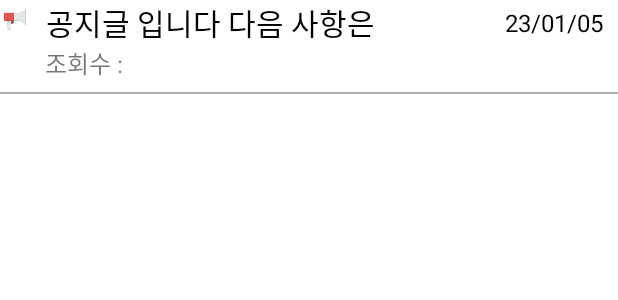
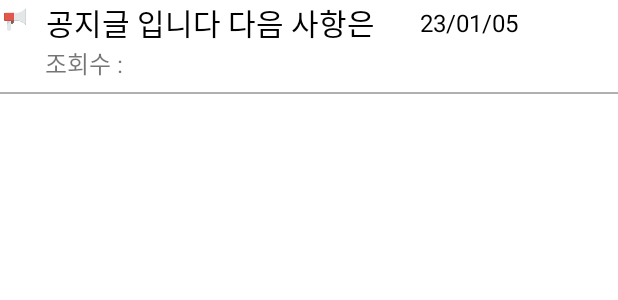
Before and after one commit to tnalss/Ateam, an Android app: the layout item_no_recv_notice.xml on its own in the app's theme, with its tools: preview values and no code run, on a phone screen of 412 x 824 dp. Shown: the top 300 px of the screen. Run offline under Robolectric (Android 15) with nearby library versions, the phone set to English and light mode, and no system bars.

Commit message:
공지사항 날짜 수정

```diff
--- a/LastProject/app/src/main/java/com/example/lastproject/login/LoginActivity.java
+++ b/LastProject/app/src/main/java/com/example/lastproject/login/LoginActivity.java
@@ -45,7 +45,7 @@ public class LoginActivity extends AppCompatActivity {
         tv_login_pwfind = findViewById(R.id.tv_login_pwfind);
         chec_id = findViewById(R.id.chec_id);
         chec_gogo = findViewById(R.id.chec_gogo);
-        ApiClient.setBASEURL("http://192.168.0.15/middle/");
+        ApiClient.setBASEURL("http://192.168.0.28/middle/");
 
         preferences = PreferenceManager.getDefaultSharedPreferences(this);
 
--- a/LastProject/app/src/main/java/com/example/lastproject/notice/Insert_secActivity.java
+++ b/LastProject/app/src/main/java/com/example/lastproject/notice/Insert_secActivity.java
@@ -23,7 +23,6 @@ public class Insert_secActivity extends AppCompatActivity {
         super.onCreate(savedInstanceState);
         setContentView(R.layout.activity_insert_sec);
         getSupportActionBar().hide();
-        //ApiClient.setBASEURL("http://192.168.0.28/middle/");
         img_no_close = findViewById(R.id.img_no_close);
         img_no_file = findViewById(R.id.img_no_file);
         edt_no_title = findViewById(R.id.edt_no_title);
--- a/LastProject/app/src/main/java/com/example/lastproject/notice/NoticeFragment.java
+++ b/LastProject/app/src/main/java/com/example/lastproject/notice/NoticeFragment.java
@@ -36,7 +36,7 @@ public class NoticeFragment extends Fragment {
     ArrayList<NoticeVO> notice;
     ArrayList<NoticeVO> secret;
     ArrayList<ReplyVO> reply;
-    TextView tv_no_writing, tv_sec_writing, tv_no_title, tv_no_search, tv_no_result;
+    TextView tv_no_writing, tv_sec_writing, tv_no_title, tv_no_search;
     EditText edt_no_search;
     ImageView img_no_search;
 
--- a/LastProject/app/src/main/res/layout/item_no_recv_notice.xml
+++ b/LastProject/app/src/main/res/layout/item_no_recv_notice.xml
@@ -22,24 +22,23 @@
             android:layout_height="25dp"/>
 
         <TextView
+            android:layout_weight="1"
             android:layout_gravity="center"
             android:id="@+id/tv_no_title"
             android:textSize="20dp"
             android:textColor="#000"
             android:layout_marginLeft="5dp"
             android:text="공지글 입니다 다음 사항은"
-            android:layout_width="wrap_content"
+            android:layout_width="0dp"
             android:layout_height="wrap_content"
             android:singleLine="true"
             android:ellipsize="end"/>
     </LinearLayout>
         <TextView
-            android:layout_marginRight="10dp"
-            android:gravity="right"
+
             android:id="@+id/tv_no_date"
             android:layout_gravity="center"
             android:layout_marginLeft="30dp"
-            android:layout_weight="1"
             android:textSize="16dp"
             android:textColor="#000"
             android:text="23/01/05"
@@ -51,7 +50,6 @@
         android:layout_width="match_parent"
         android:layout_height="wrap_content">
         <TextView
-
             android:layout_weight="1"
             android:layout_marginTop="2dp"
             android:layout_marginBottom="5dp"
```
Also changed, not shown: 1 other file.
